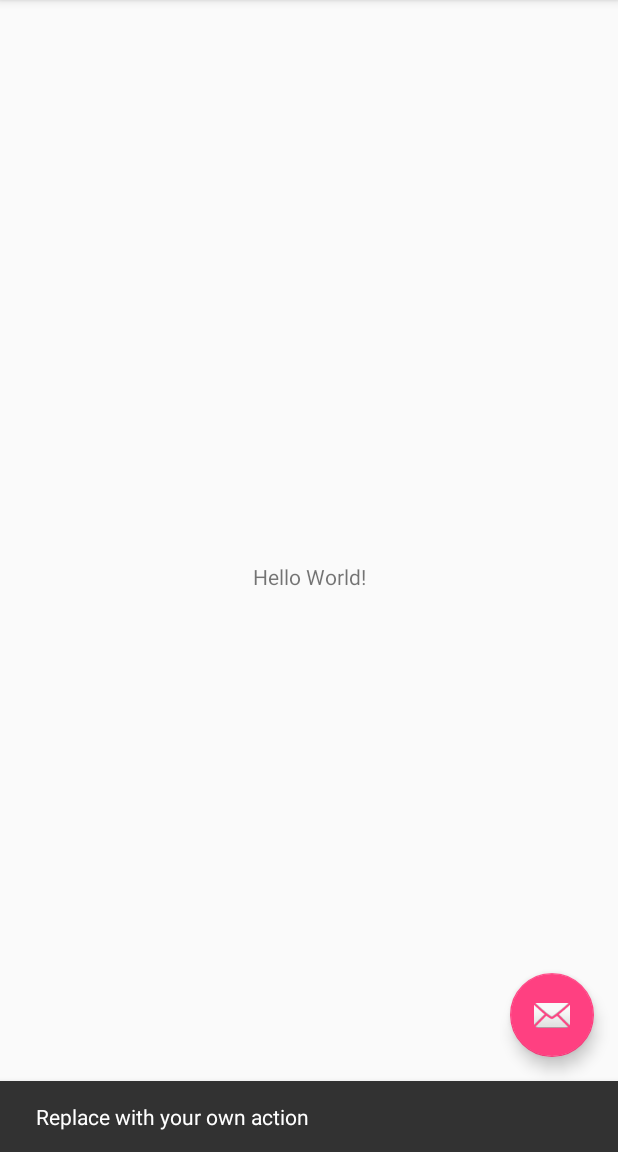
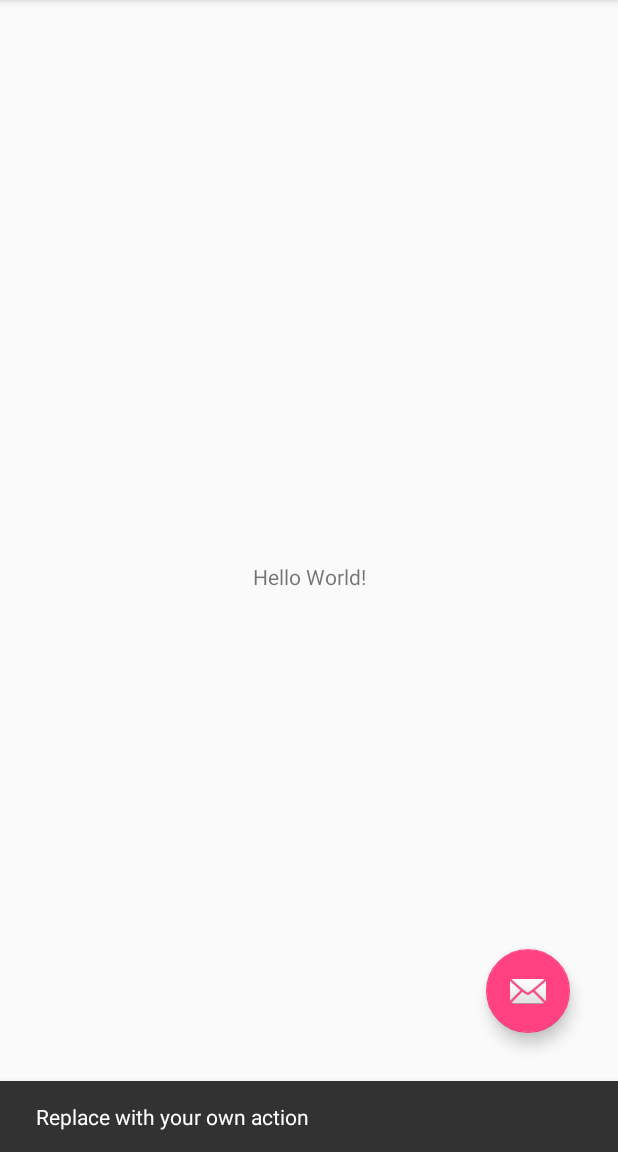
Before and after one commit to lukewulf/LukesTestProject, an Android app: the screen it shows after launch (MainActivity), after a tap on an icon or button, on a phone screen of 412 x 824 dp, the part 84-1236 px from its top. Run offline under Robolectric (Android 15) with nearby library versions, the phone set to English and light mode, and no system bars.

Commit message:
Changed margin size

```diff
--- a/app/src/main/AndroidManifest.xml
+++ b/app/src/main/AndroidManifest.xml
@@ -1,6 +1,6 @@
 <?xml version="1.0" encoding="utf-8"?>
 <manifest xmlns:android="http://schemas.android.com/apk/res/android"
-    package="com.example.luke.testproject">
+    package="com.example.luke.testproject" >
 
     <application
         android:allowBackup="true"
@@ -8,11 +8,11 @@
         android:label="@string/app_name"
         android:roundIcon="@mipmap/ic_launcher_round"
         android:supportsRtl="true"
-        android:theme="@style/AppTheme">
+        android:theme="@style/AppTheme" >
         <activity
             android:name=".MainActivity"
             android:label="@string/app_name"
-            android:theme="@style/AppTheme.NoActionBar">
+            android:theme="@style/AppTheme.NoActionBar" >
             <intent-filter>
                 <action android:name="android.intent.action.MAIN" />
 
--- a/app/src/main/java/com/example/luke/testproject/MainActivity.java
+++ b/app/src/main/java/com/example/luke/testproject/MainActivity.java
@@ -18,7 +18,7 @@ public class MainActivity extends AppCompatActivity {
         Toolbar toolbar = (Toolbar) findViewById(R.id.toolbar);
         setSupportActionBar(toolbar);
 
-        FloatingActionButton fab = (FloatingActionButton) findViewById(R.id.fab);
+       FloatingActionButton fab = (FloatingActionButton) findViewById(R.id.fab);
         fab.setOnClickListener(new View.OnClickListener() {
             @Override
             public void onClick(View view) {
--- a/app/src/main/res/layout/activity_main.xml
+++ b/app/src/main/res/layout/activity_main.xml
@@ -1,5 +1,6 @@
 <?xml version="1.0" encoding="utf-8"?>
-<android.support.design.widget.CoordinatorLayout xmlns:android="http://schemas.android.com/apk/res/android"
+<android.support.design.widget.CoordinatorLayout
+    xmlns:android="http://schemas.android.com/apk/res/android"
     xmlns:app="http://schemas.android.com/apk/res-auto"
     xmlns:tools="http://schemas.android.com/tools"
     android:layout_width="match_parent"
@@ -7,8 +8,8 @@
     tools:context="com.example.luke.testproject.MainActivity">
 
     <android.support.design.widget.AppBarLayout
+        android:layout_height="wrap_content"
         android:layout_width="match_parent"
-        android:layout_height="wrap_content"
         android:theme="@style/AppTheme.AppBarOverlay">
 
         <android.support.v7.widget.Toolbar
@@ -20,14 +21,14 @@
 
     </android.support.design.widget.AppBarLayout>
 
-    <include layout="@layout/content_main" />
+    <include layout="@layout/content_main"/>
 
     <android.support.design.widget.FloatingActionButton
         android:id="@+id/fab"
         android:layout_width="wrap_content"
         android:layout_height="wrap_content"
         android:layout_gravity="bottom|end"
-        android:layout_margin="@dimen/fab_margin"
+        android:layout_margin="32dp"
         app:srcCompat="@android:drawable/ic_dialog_email" />
 
 </android.support.design.widget.CoordinatorLayout>
--- a/app/src/main/res/layout/content_main.xml
+++ b/app/src/main/res/layout/content_main.xml
@@ -1,12 +1,13 @@
 <?xml version="1.0" encoding="utf-8"?>
-<android.support.constraint.ConstraintLayout xmlns:android="http://schemas.android.com/apk/res/android"
+<android.support.constraint.ConstraintLayout
+    xmlns:android="http://schemas.android.com/apk/res/android"
+    xmlns:tools="http://schemas.android.com/tools"
     xmlns:app="http://schemas.android.com/apk/res-auto"
-    xmlns:tools="http://schemas.android.com/tools"
     android:layout_width="match_parent"
     android:layout_height="match_parent"
     app:layout_behavior="@string/appbar_scrolling_view_behavior"
-    tools:context="com.example.luke.testproject.MainActivity"
-    tools:showIn="@layout/activity_main">
+    tools:showIn="@layout/activity_main"
+    tools:context="com.example.luke.testproject.MainActivity">
 
     <TextView
         android:layout_width="wrap_content"
--- a/app/src/main/res/menu/menu_main.xml
+++ b/app/src/main/res/menu/menu_main.xml
@@ -1,10 +1,9 @@
 <menu xmlns:android="http://schemas.android.com/apk/res/android"
     xmlns:app="http://schemas.android.com/apk/res-auto"
     xmlns:tools="http://schemas.android.com/tools"
-    tools:context="com.example.luke.testproject.MainActivity">
-    <item
-        android:id="@+id/action_settings"
+    tools:context="com.example.luke.testproject.MainActivity" >
+    <item android:id="@+id/action_settings"
+        android:title="@string/action_settings"
         android:orderInCategory="100"
-        android:title="@string/action_settings"
         app:showAsAction="never" />
 </menu>
--- a/app/src/main/res/values/styles.xml
+++ b/app/src/main/res/values/styles.xml
@@ -7,14 +7,11 @@
         <item name="colorPrimaryDark">@color/colorPrimaryDark</item>
         <item name="colorAccent">@color/colorAccent</item>
     </style>
-
     <style name="AppTheme.NoActionBar">
         <item name="windowActionBar">false</item>
         <item name="windowNoTitle">true</item>
     </style>
-
     <style name="AppTheme.AppBarOverlay" parent="ThemeOverlay.AppCompat.Dark.ActionBar" />
-
     <style name="AppTheme.PopupOverlay" parent="ThemeOverlay.AppCompat.Light" />
 
 </resources>
```
